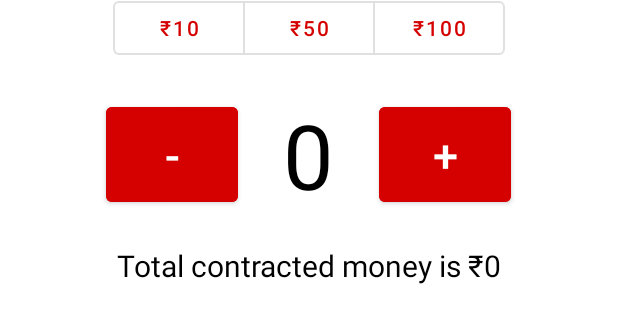
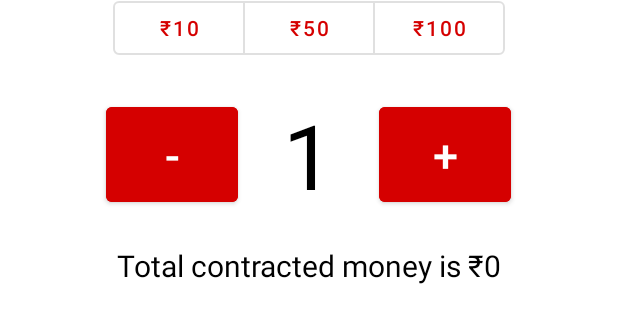
Before and after one commit to gauravmandall/GameStockz, an Android app: the layout fragment_bottom_red.xml on its own in the app's theme, with its tools: preview values and no code run, on a phone screen of 412 x 824 dp. Shown: the part 234-549 px from the top of the screen. Run offline under Robolectric (Android 15) with nearby library versions, the phone set to English and light mode, and no system bars; Roboto replaces fonts that are not available here.

Commit message:
initial commit

```diff
--- a/app/src/main/java/com/gamestockz/Fragments/BottomRedFragment.java
+++ b/app/src/main/java/com/gamestockz/Fragments/BottomRedFragment.java
@@ -120,7 +120,7 @@ public class BottomRedFragment extends BottomSheetDialogFragment {
                     isjoined=true;
 
                     joinVerify();
-                   // getActivity().finish();
+                    // getActivity().finish();
 
 
 
@@ -177,7 +177,6 @@ public class BottomRedFragment extends BottomSheetDialogFragment {
 
     private void increment() {
         quantity++;
-        //hele
         String s = String.valueOf(quantity);
         binding.quantityRed.setText(s);
 
--- a/app/src/main/res/layout/fragment_bottom_red.xml
+++ b/app/src/main/res/layout/fragment_bottom_red.xml
@@ -41,7 +41,6 @@
             android:layout_height="wrap_content"
             android:layout_gravity="center"
             android:layout_marginTop="30dp"
-            app:selectionRequired="true"
             app:singleSelection="true">
 
             <Button
@@ -93,7 +92,7 @@
                 android:layout_width="wrap_content"
                 android:layout_height="wrap_content"
                 android:gravity="center"
-                android:text="0"
+                android:text="1"
                 android:textColor="@color/black"
                 android:textSize="60sp" />
 
```
